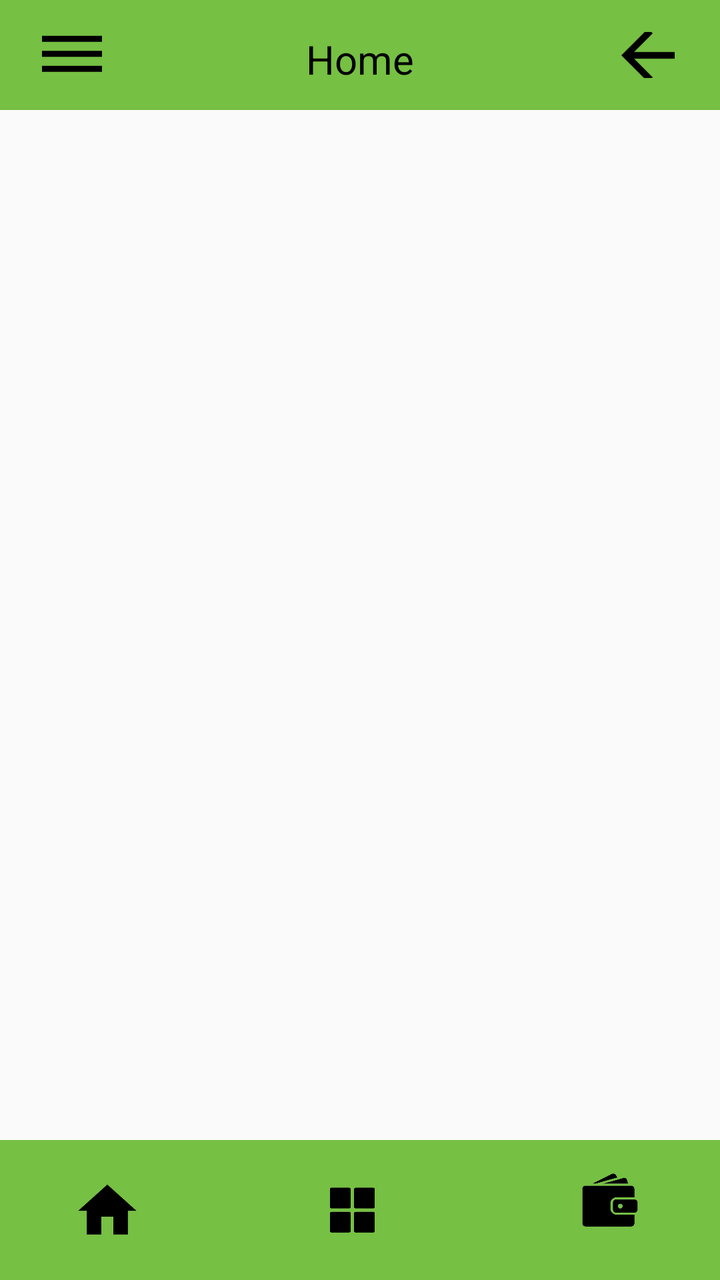
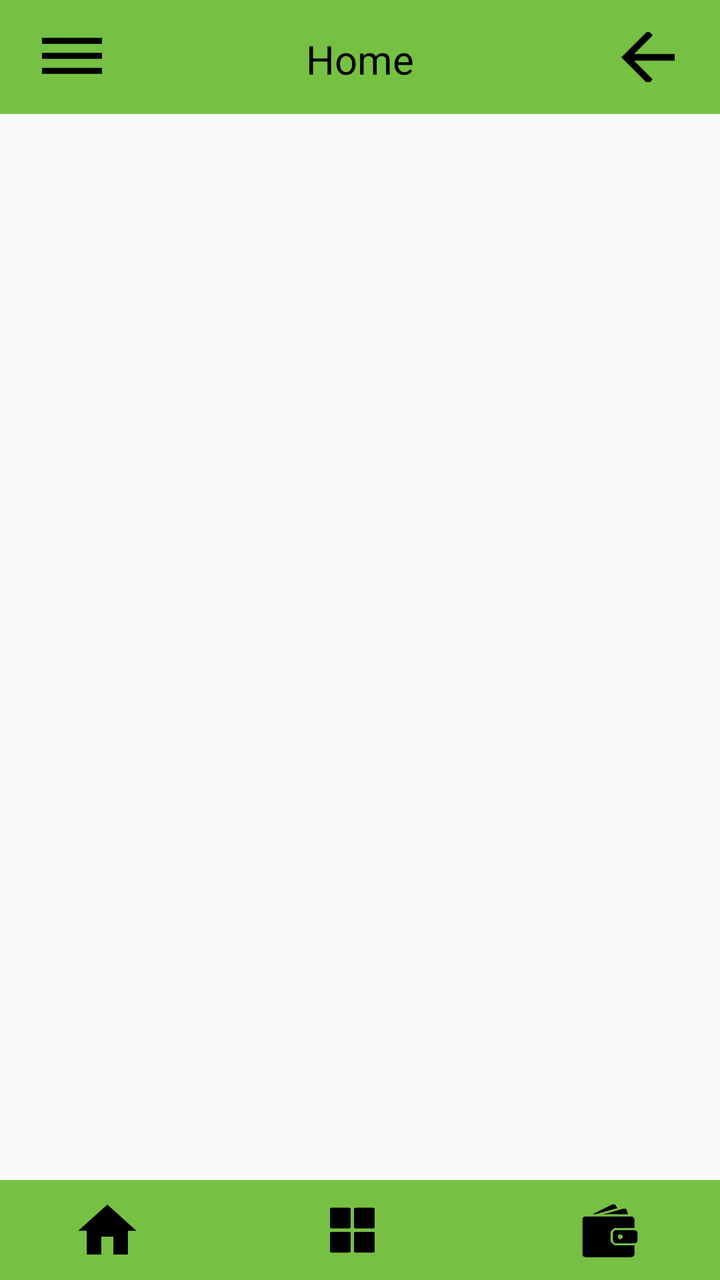

The first picture is an Android layout as it rendered before a commit; the second is the same layout after the commit. The layout source and the unified diff follow.
<!-- AndroidManifest.xml: application theme Theme.MyApp -->
<!-- res/layout/activity_home.xml -->
<androidx.drawerlayout.widget.DrawerLayout
    xmlns:android="http://schemas.android.com/apk/res/android"
    xmlns:app="http://schemas.android.com/apk/res-auto"
    xmlns:tools="http://schemas.android.com/tools"
    android:id="@+id/drawer_layout"
    android:layout_width="match_parent"
    android:layout_height="match_parent"
    tools:context=".homeactivity">
    <FrameLayout
        android:orientation="vertical"
        android:layout_width="match_parent"
        android:layout_height="match_parent"
        tools:ignore="ExtraText">

        
        <LinearLayout
            android:layout_width="match_parent"
            android:layout_height="55dp"
            android:background="#76C043"
            android:gravity="center_vertical"
            android:padding="16dp">

            <ImageView
                android:id="@+id/menuIcon"
                android:layout_width="40dp"
                android:layout_height="440dp"
                android:layout_weight="0"
                android:padding="2dp"
                android:clickable="true"
                android:contentDescription="@string/welcome"
                android:src="@drawable/baseline_dehaze_24"
                tools:ignore="TouchTargetSizeCheck" />

            <TextView
                android:id="@+id/Pagename"
                android:layout_width="0dp"
                android:layout_height="wrap_content"
                android:layout_weight="1"
                android:text="Home"
                android:textAlignment="center"
                android:textColor="@android:color/black"
                android:textSize="20sp" />

            <ImageView
                android:id="@+id/back_btn"
                android:layout_width="40dp"
                android:layout_height="40dp"

                android:background="@drawable/ic_back"
                android:clickable="true"

                android:contentDescription="@string/action_sign_in"
                app:layout_constraintBottom_toTopOf="@+id/bottomNavigationView"
                app:layout_constraintEnd_toEndOf="@+id/topAppBar"
                app:layout_constraintHorizontal_bias="0.01"
                app:layout_constraintStart_toStartOf="parent"
                app:layout_constraintTop_toTopOf="parent"
                app:layout_constraintVertical_bias="0.008"
                tools:ignore="TouchTargetSizeCheck" />

        </LinearLayout>


        <FrameLayout
            android:id="@+id/fragment_container"
            android:layout_width="match_parent"
            android:layout_height="658dp"
            android:layout_marginTop="54dp"
            android:orientation="vertical">


            <com.google.android.material.floatingactionbutton.FloatingActionButton

                android:id="@+id/fab_add"
                android:layout_width="56dp"
                android:layout_height="56dp"
                android:layout_gravity="bottom|end"
                android:layout_margin="24dp"
                android:contentDescription="@string/app_name"
                android:src="@drawable/ic_add"
                app:backgroundTint="@color/white"
                app:maxImageSize="37dp"
                tools:ignore="TouchTargetSizeCheck" />
        </FrameLayout>


        <LinearLayout
            android:layout_width="match_parent"
            android:layout_height="wrap_content"
            android:background="#76C043"
            android:gravity="center"
            android:layout_gravity="bottom"
            android:orientation="horizontal">

            <ImageView
                android:id="@+id/backhome"
                android:layout_width="0dp"
                android:layout_height="70dp"
                android:layout_weight="1"
                android:clickable="true"
                android:contentDescription="@string/prompt_email"
                android:padding="20dp"
                android:src="@drawable/home" />

            <ImageView
                android:id="@+id/dashboard"
                android:layout_width="0dp"
                android:layout_height="70dp"
                android:layout_marginLeft="15dp"
                android:layout_weight="1"
                android:clickable="true"
                android:padding="20dp"
                android:src="@drawable/ic_grid"
                tools:ignore="SpeakableTextPresentCheck" />


            <FrameLayout
                android:layout_width="130dp"
                android:layout_height="wrap_content">

                

                
                <ImageView
                    android:id="@+id/ic_cart"
                    android:layout_width="70dp"
                    android:layout_height="70dp"
                    android:layout_gravity="left"
                    android:layout_marginLeft="40dp"
                    android:layout_marginTop="-10dp"
                    android:layout_weight="1"
                    android:background="@android:color/transparent"
                    android:clickable="true"
                    android:contentDescription="@string/app_name"
                    android:padding="20dp"
                    android:src="@drawable/ic_cart">

                </ImageView>

                <androidx.constraintlayout.widget.ConstraintLayout
                    android:layout_width="wrap_content"
                    android:layout_height="wrap_content">

                </androidx.constraintlayout.widget.ConstraintLayout>

                <TextView
                    android:id="@+id/cartBadge"
                    android:layout_width="40dp"
                    android:layout_height="48dp"
                    android:layout_gravity="top|end"
                    android:backgroundTint="@android:color/holo_red_dark"
                    android:backgroundTintMode="src_atop"
                    android:drawableLeft="@null"
                    android:drawableRight="@null"
                    android:drawablePadding="4dp"
                    android:gravity="left"
                    android:includeFontPadding="false"
                    android:minWidth="16dp"
                    android:padding="2dp"
                    android:textColor="@android:color/holo_red_dark"
                    android:textSize="15dp"
                    android:textStyle="bold"
                    tools:ignore="MissingConstraints,TextSizeCheck" />


            </FrameLayout>

            <FrameLayout
                android:id="@+id/edit_fragment_container"
                android:layout_width="match_parent"
                android:layout_height="match_parent"
                android:visibility="gone"/>


        </LinearLayout>


    </FrameLayout>
    
    <com.google.android.material.navigation.NavigationView
        android:id="@+id/nav_view"
        android:layout_width="wrap_content"
        android:layout_height="match_parent"
        android:layout_gravity="start"
        android:fitsSystemWindows="true"
        app:menu="@menu/drawer_menu" />

</androidx.drawerlayout.widget.DrawerLayout>
<!-- resources referenced by this layout -->
<resources>
  <color name="white">#FFFFFFFF</color>
  <!-- drawable baseline_dehaze_24 (drawable) -->
  <vector xmlns:android="http://schemas.android.com/apk/res/android"
      android:height="24dp"
      android:tint="#000000"
      android:viewportHeight="24"
      android:viewportWidth="24"
      android:width="24dp">
        
      <path android:fillColor="@android:color/white"
          android:pathData="M2,15.5v2h20v-2L2,15.5zM2,10.5v2h20v-2L2,10.5zM2,5.5v2h20v-2L2,5.5z"/>
      
  </vector>
  <!-- drawable home: png bitmap (drawable, 8630 bytes) -->
  <!-- drawable ic_add (drawable) -->
  <vector xmlns:android="http://schemas.android.com/apk/res/android"
      android:width="24dp"
      android:height="24dp"
      android:viewportWidth="24"
      android:viewportHeight="24"
      android:tint="#000000">
  
  
      <path
          android:fillColor="@android:color/white"
          android:pathData="M19,13h-6v6h-2v-6H5v-2h6V5h2v6h6v2z" />
  </vector>
  <!-- drawable ic_back (drawable) -->
  <vector xmlns:android="http://schemas.android.com/apk/res/android"
      android:autoMirrored="true"
      android:height="40dp"
      android:tint="#000000"
      android:viewportHeight="24"
      android:viewportWidth="24"
      android:width="40dp">
        
      <path android:fillColor="@android:color/white"
          android:pathData="M20,11H7.83l5.59,-5.59L12,4l-8,8 8,8 1.41,-1.41L7.83,13H20v-2z"/>
      
  </vector>
  <!-- drawable ic_cart: png bitmap (drawable, 9692 bytes) -->
  <!-- drawable ic_grid: png bitmap (drawable, 18303 bytes) -->
  <string name="action_sign_in">Sign in or register</string>
  <string name="app_name">BODEGA</string>
  <string name="prompt_email">Email</string>
  <string name="welcome">"Welcome!"</string>
  <style name="Theme.MyApp" parent="Theme.AppCompat.Light.NoActionBar">
  
      </style>
</resources>

<!-- the commit's change to res/layout/activity_home.xml (unified diff, before → after) -->
@@ -15,7 +15,7 @@
         
         <LinearLayout
             android:layout_width="match_parent"
-            android:layout_height="55dp"
+            android:layout_height="57dp"
             android:background="#76C043"
             android:gravity="center_vertical"
             android:padding="16dp">
@@ -25,9 +25,9 @@
                 android:layout_width="40dp"
                 android:layout_height="440dp"
                 android:layout_weight="0"
-                android:padding="2dp"
                 android:clickable="true"
                 android:contentDescription="@string/welcome"
+                android:padding="2dp"
                 android:src="@drawable/baseline_dehaze_24"
                 tools:ignore="TouchTargetSizeCheck" />
 
@@ -64,7 +64,7 @@
         <FrameLayout
             android:id="@+id/fragment_container"
             android:layout_width="match_parent"
-            android:layout_height="658dp"
+            android:layout_height="624dp"
             android:layout_marginTop="54dp"
             android:orientation="vertical">
 
@@ -86,10 +86,10 @@
 
         <LinearLayout
             android:layout_width="match_parent"
-            android:layout_height="wrap_content"
+            android:layout_height="50dp"
+            android:layout_gravity="bottom"
             android:background="#76C043"
             android:gravity="center"
-            android:layout_gravity="bottom"
             android:orientation="horizontal">
 
             <ImageView
@@ -169,7 +169,7 @@
                 android:id="@+id/edit_fragment_container"
                 android:layout_width="match_parent"
                 android:layout_height="match_parent"
-                android:visibility="gone"/>
+                android:visibility="gone" />
 
 
         </LinearLayout>
